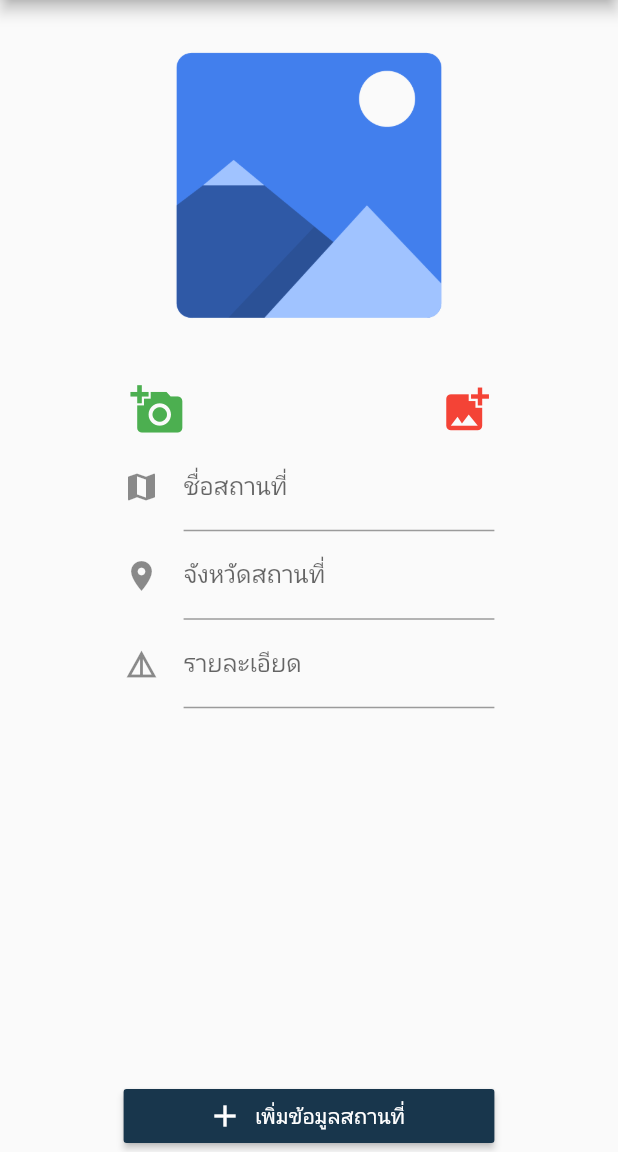
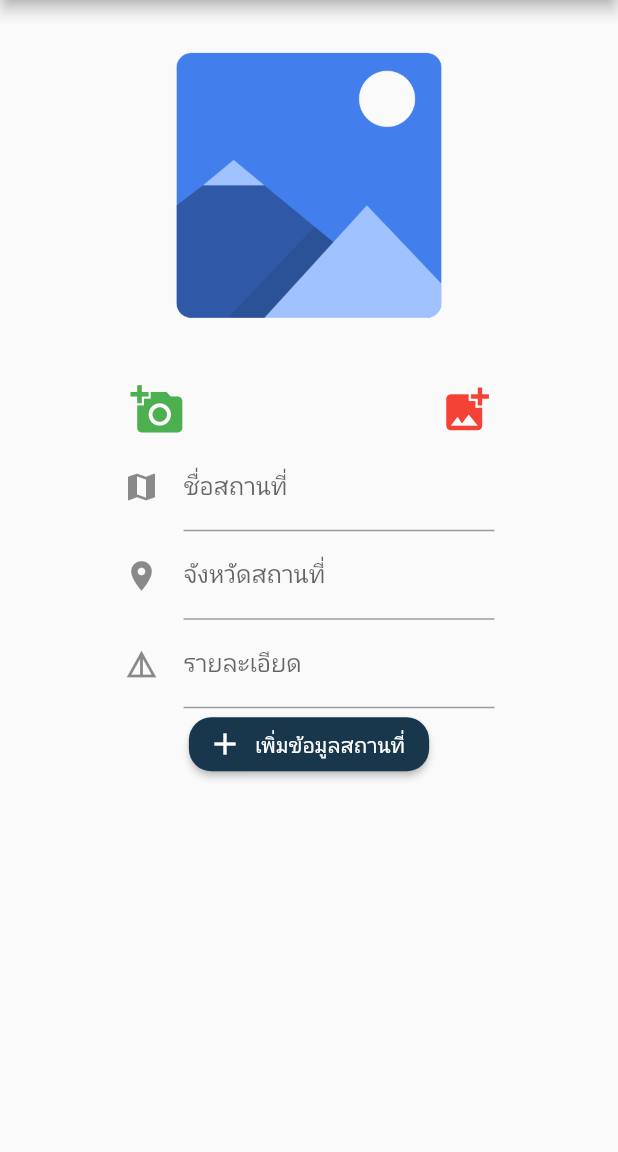
Before and after one commit to nicecs15/ITravel, a Flutter app: the AddListNorth screen opened by its route, on a phone screen of 412 x 824 dp, the part 84-1236 px from its top. Run offline on Flutter 3.47's test engine with Material 2 defaults, Android fonts, the phone set to English and light mode, and no system bars; our stand-ins replace cloud_firestore, firebase_auth, firebase_core, firebase_storage, image_picker, rating_dialog and 1 more; missing offline and left inert: simple_star_rating; accounts and stored records are empty.

Commit message:
commit uploadbutton insert data warp & sgcsv

```diff
--- a/lib/model/addlist_north.dart
+++ b/lib/model/addlist_north.dart
@@ -28,8 +28,7 @@ class _AddListNorthState extends State<AddListNorth> {
       child: Column(
         mainAxisAlignment: MainAxisAlignment.end,
         children: <Widget>[
-          Container(
-            width: MediaQuery.of(context).size.width * 0.6,
+          SizedBox(
             child: RaisedButton.icon(
               color: MyStyle().primaryColor,
               onPressed: () {
@@ -53,7 +52,11 @@ class _AddListNorthState extends State<AddListNorth> {
               label: Text(
                 'เพิ่มข้อมูลสถานที่',
                 style: TextStyle(color: Colors.white),
-                )),
+              ),
+              shape: RoundedRectangleBorder(
+                borderRadius: BorderRadius.circular(15),
+              ),
+            ),
           ),
         ],
       ),
@@ -108,7 +111,7 @@ class _AddListNorthState extends State<AddListNorth> {
   }
 
   Widget nameForm() {
-    return Container(
+    return SizedBox(
         width: MediaQuery.of(context).size.width * 0.6,
         child: TextFormField(
           onChanged: (String string) {
@@ -122,7 +125,7 @@ class _AddListNorthState extends State<AddListNorth> {
   }
 
   Widget provinceForm() {
-    return Container(
+    return SizedBox(
         width: MediaQuery.of(context).size.width * 0.6,
         child: TextFormField(
           onChanged: (String value) {
@@ -136,7 +139,7 @@ class _AddListNorthState extends State<AddListNorth> {
   }
 
   Widget detailForm() {
-    return Container(
+    return SizedBox(
         width: MediaQuery.of(context).size.width * 0.6,
         child: TextFormField(
           onChanged: (String value) {
@@ -226,8 +229,8 @@ class _AddListNorthState extends State<AddListNorth> {
         backgroundColor: MyStyle().primaryColor,
         title: Text('เพิ่มสถานที่ท่องเที่ยว'),
       ),
-      body: Container(
-        child: Stack(
+      body: SingleChildScrollView(
+        child: Wrap(
           children: [
             showContent(),
             uploadButton(),
--- a/lib/model/addlist_south.dart
+++ b/lib/model/addlist_south.dart
@@ -29,7 +29,6 @@ class _AddListSouthState extends State<AddListSouth> {
         mainAxisAlignment: MainAxisAlignment.end,
         children: <Widget>[
           Container(
-            width: MediaQuery.of(context).size.width * 0.6,
             child: RaisedButton.icon(
               color: MyStyle().primaryColor,
               onPressed: () {
@@ -230,8 +229,8 @@ class _AddListSouthState extends State<AddListSouth> {
         backgroundColor: MyStyle().primaryColor,
         title: Text('เพิ่มสถานที่ท่องเที่ยว'),
       ),
-      body: Container(
-        child: Stack(
+      body: SingleChildScrollView(
+        child: Wrap(
           children: [
             showContent(),
             uploadButton(),
```
Also changed, not shown: lib/model/addlist_central.dart (+7 -4 lines), lib/model/addlist_isan.dart (+7 -4 lines), lib/widget/profile.dart (+5 -2 lines). Lines whose indentation alone changed are shown as unchanged.
